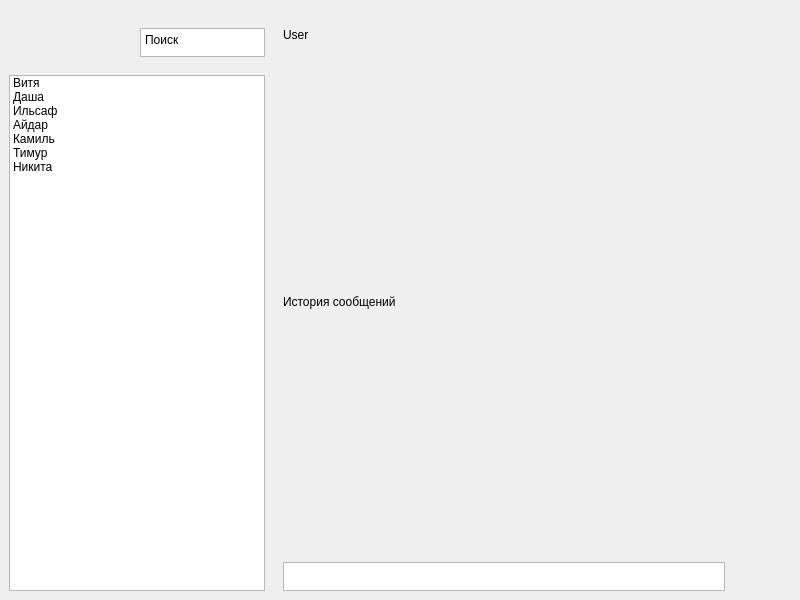
Old version of the form client/GUI/UI_MainWindow.ui in the repository Vityshha/desktop-messenger.
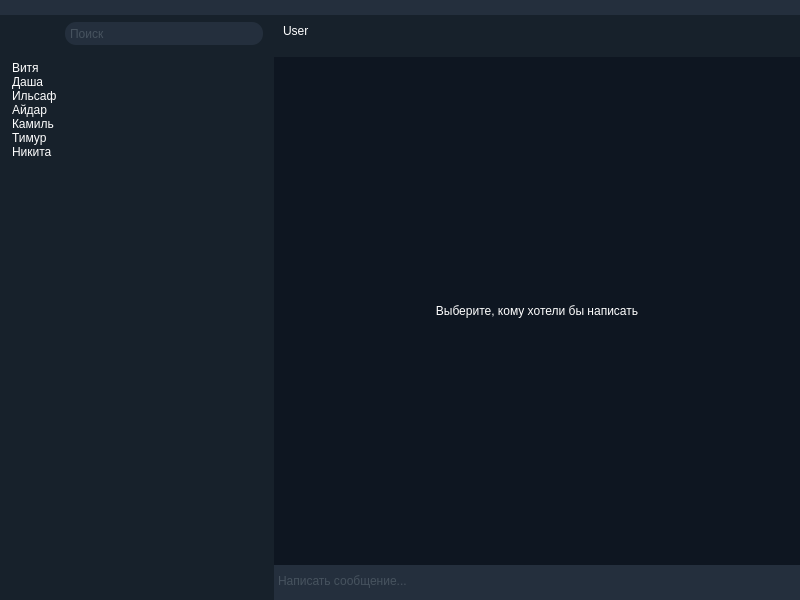
New version of the form. Icons and pictures are not drawn.

```diff
--- a/client/GUI/UI_MainWindow.ui
+++ b/client/GUI/UI_MainWindow.ui
@@ -32,6 +32,9 @@
     </property>
     <item>
      <widget class="QWidget" name="widget" native="true">
+      <property name="styleSheet">
+       <string notr="true">background-color: rgb(36, 47, 61);</string>
+      </property>
       <layout class="QVBoxLayout" name="verticalLayout_2">
        <property name="spacing">
         <number>0</number>
@@ -75,9 +78,13 @@
             </property>
             <property name="styleSheet">
              <string notr="true">QPushButton {
-    border: 2px solid rgba(62, 63, 70, 0);
-    border-radius: 6px;
+	border: 0px solid rgba(62, 63, 70, 0);
+    border-radius: 0px;
 	image: url(client/GUI/icons/remove.svg);
+}
+
+QPushButton:hover{
+    background: rgb(44, 56, 71);
 }</string>
             </property>
             <property name="text">
@@ -94,9 +101,13 @@
             </property>
             <property name="styleSheet">
              <string notr="true">QPushButton {
-    border: 2px solid rgba(62, 63, 70, 0);
-    border-radius: 6px;
+    border: 0px solid rgba(62, 63, 70, 0);
+    border-radius: 0px;
 	image: url(client/GUI/icons/check_box.svg);
+}
+
+QPushButton:hover{
+    background: rgb(44, 56, 71);
 }</string>
             </property>
             <property name="text">
@@ -113,9 +124,13 @@
             </property>
             <property name="styleSheet">
              <string notr="true">QPushButton {
-    border: 2px solid rgba(62, 63, 70, 0);
-    border-radius: 6px;
+    border: 0px solid rgba(62, 63, 70, 0);
+    border-radius: 0px;
 	image: url(client/GUI/icons/close.svg);
+}
+
+QPushButton:hover{
+    background: rgb(44, 56, 71);
 }</string>
             </property>
             <property name="text">
@@ -153,11 +168,14 @@
           <item alignment="Qt::AlignLeft">
            <widget class="QWidget" name="widget_4" native="true">
             <property name="sizePolicy">
-             <sizepolicy hsizetype="Preferred" vsizetype="MinimumExpanding">
+             <sizepolicy hsizetype="MinimumExpanding" vsizetype="MinimumExpanding">
               <horstretch>0</horstretch>
               <verstretch>0</verstretch>
              </sizepolicy>
             </property>
+            <property name="styleSheet">
+             <string notr="true">background-color: rgb(23, 33, 43);</string>
+            </property>
             <layout class="QVBoxLayout" name="verticalLayout_3">
              <property name="spacing">
               <number>0</number>
@@ -175,10 +193,37 @@
               <number>0</number>
              </property>
              <item>
-              <widget class="QWidget" name="widget_7" native="true">
+              <widget class="QWidget" name="widget_settings" native="true">
+               <property name="sizePolicy">
+                <sizepolicy hsizetype="MinimumExpanding" vsizetype="Preferred">
+                 <horstretch>0</horstretch>
+                 <verstretch>0</verstretch>
+                </sizepolicy>
+               </property>
                <layout class="QHBoxLayout" name="horizontalLayout_3">
+                <property name="spacing">
+                 <number>0</number>
+                </property>
+                <property name="leftMargin">
+                 <number>0</number>
+                </property>
+                <property name="topMargin">
+                 <number>6</number>
+                </property>
+                <property name="rightMargin">
+                 <number>10</number>
+                </property>
+                <property name="bottomMargin">
+                 <number>6</number>
+                </property>
                 <item alignment="Qt::AlignLeft">
-                 <widget class="QPushButton" name="pushButton_4">
+                 <widget class="QPushButton" name="btn_settings">
+                  <property name="sizePolicy">
+                   <sizepolicy hsizetype="Preferred" vsizetype="Fixed">
+                    <horstretch>0</horstretch>
+                    <verstretch>0</verstretch>
+                   </sizepolicy>
+                  </property>
                   <property name="font">
                    <font>
                     <pointsize>16</pointsize>
@@ -186,9 +231,13 @@
                   </property>
                   <property name="styleSheet">
                    <string notr="true">QPushButton {
-    border: 2px solid rgba(62, 63, 70, 0);
-    border-radius: 6px;
+    border: 0px solid rgba(62, 63, 70, 0);
+    border-radius: 0px;
 	image: url(client/GUI/icons/menu.svg);
+}
+
+QPushButton:hover{
+    background: rgb(44, 56, 71);
 }</string>
                   </property>
                   <property name="text">
@@ -202,14 +251,29 @@
                   </property>
                  </widget>
                 </item>
-                <item alignment="Qt::AlignLeft">
-                 <widget class="QTextEdit" name="textEdit">
+                <item>
+                 <widget class="QTextEdit" name="search_text">
                   <property name="sizePolicy">
-                   <sizepolicy hsizetype="Ignored" vsizetype="Ignored">
+                   <sizepolicy hsizetype="MinimumExpanding" vsizetype="Ignored">
                     <horstretch>0</horstretch>
                     <verstretch>0</verstretch>
                    </sizepolicy>
                   </property>
+                  <property name="maximumSize">
+                   <size>
+                    <width>200</width>
+                    <height>16777215</height>
+                   </size>
+                  </property>
+                  <property name="acceptDrops">
+                   <bool>false</bool>
+                  </property>
+                  <property name="styleSheet">
+                   <string notr="true">background-color: rgb(36, 47, 61);
+color: rgba(79, 91, 103, 0.8);
+border: 2px solid rgba(62, 63, 70, 0);
+border-radius: 12px;</string>
+                  </property>
                   <property name="verticalScrollBarPolicy">
                    <enum>Qt::ScrollBarAlwaysOff</enum>
                   </property>
@@ -232,7 +296,13 @@
               </widget>
              </item>
              <item>
-              <widget class="QWidget" name="widget_6" native="true">
+              <widget class="QWidget" name="widget_users_list" native="true">
+               <property name="sizePolicy">
+                <sizepolicy hsizetype="MinimumExpanding" vsizetype="Preferred">
+                 <horstretch>0</horstretch>
+                 <verstretch>0</verstretch>
+                </sizepolicy>
+               </property>
                <layout class="QVBoxLayout" name="verticalLayout_7">
                 <item alignment="Qt::AlignLeft">
                  <widget class="QListWidget" name="listWidget">
@@ -242,6 +312,10 @@
                     <verstretch>0</verstretch>
                    </sizepolicy>
                   </property>
+                  <property name="styleSheet">
+                   <string notr="true">color: rgb(255, 255, 255);
+border: transparent;</string>
+                  </property>
                   <property name="verticalScrollBarPolicy">
                    <enum>Qt::ScrollBarAlwaysOff</enum>
                   </property>
@@ -312,14 +386,38 @@
              <property name="bottomMargin">
               <number>0</number>
              </property>
-             <item alignment="Qt::AlignTop">
-              <widget class="QWidget" name="widget_8" native="true">
+             <item>
+              <widget class="QWidget" name="widget_user" native="true">
+               <property name="styleSheet">
+                <string notr="true">background-color: rgb(23, 33, 43);</string>
+               </property>
                <layout class="QVBoxLayout" name="verticalLayout_5">
-                <item alignment="Qt::AlignTop">
-                 <widget class="QLabel" name="label">
+                <property name="spacing">
+                 <number>0</number>
+                </property>
+                <property name="rightMargin">
+                 <number>0</number>
+                </property>
+                <property name="bottomMargin">
+                 <number>19</number>
+                </property>
+                <item>
+                 <widget class="QLabel" name="user_label">
+                  <property name="sizePolicy">
+                   <sizepolicy hsizetype="Preferred" vsizetype="Preferred">
+                    <horstretch>0</horstretch>
+                    <verstretch>0</verstretch>
+                   </sizepolicy>
+                  </property>
+                  <property name="styleSheet">
+                   <string notr="true">color: rgb(255, 255, 255);</string>
+                  </property>
                   <property name="text">
                    <string>User</string>
                   </property>
+                  <property name="alignment">
+                   <set>Qt::AlignLeading|Qt::AlignLeft|Qt::AlignVCenter</set>
+                  </property>
                  </widget>
                 </item>
                </layout>
@@ -328,16 +426,38 @@
              <item>
               <widget class="QWidget" name="widget_9" native="true">
                <layout class="QVBoxLayout" name="verticalLayout_6">
+                <property name="spacing">
+                 <number>0</number>
+                </property>
+                <property name="leftMargin">
+                 <number>0</number>
+                </property>
+                <property name="topMargin">
+                 <number>0</number>
+                </property>
+                <property name="rightMargin">
+                 <number>0</number>
+                </property>
+                <property name="bottomMargin">
+                 <number>0</number>
+                </property>
                 <item>
                  <widget class="QLabel" name="label_2">
                   <property name="sizePolicy">
-                   <sizepolicy hsizetype="Preferred" vsizetype="MinimumExpanding">
+                   <sizepolicy hsizetype="Preferred" vsizetype="Expanding">
                     <horstretch>0</horstretch>
                     <verstretch>0</verstretch>
                    </sizepolicy>
                   </property>
+                  <property name="styleSheet">
+                   <string notr="true">background-color: rgb(14, 22, 33);
+color: rgb(255, 255, 255);</string>
+                  </property>
                   <property name="text">
-                   <string>История сообщений</string>
+                   <string>Выберите, кому хотели бы написать</string>
+                  </property>
+                  <property name="alignment">
+                   <set>Qt::AlignCenter</set>
                   </property>
                  </widget>
                 </item>
@@ -353,6 +473,21 @@
                 </sizepolicy>
                </property>
                <layout class="QHBoxLayout" name="horizontalLayout_4">
+                <property name="spacing">
+                 <number>0</number>
+                </property>
+                <property name="leftMargin">
+                 <number>0</number>
+                </property>
+                <property name="topMargin">
+                 <number>5</number>
+                </property>
+                <property name="rightMargin">
+                 <number>0</number>
+                </property>
+                <property name="bottomMargin">
+                 <number>5</number>
+                </property>
                 <item>
                  <widget class="QTextEdit" name="textEdit_2">
                   <property name="sizePolicy">
@@ -361,6 +496,26 @@
                     <verstretch>0</verstretch>
                    </sizepolicy>
                   </property>
+                  <property name="styleSheet">
+                   <string notr="true">color: rgba(79, 91, 103, 0.8);
+border: transparent;</string>
+                  </property>
+                  <property name="verticalScrollBarPolicy">
+                   <enum>Qt::ScrollBarAlwaysOff</enum>
+                  </property>
+                  <property name="horizontalScrollBarPolicy">
+                   <enum>Qt::ScrollBarAlwaysOff</enum>
+                  </property>
+                  <property name="html">
+                   <string>&lt;!DOCTYPE HTML PUBLIC &quot;-//W3C//DTD HTML 4.0//EN&quot; &quot;http://www.w3.org/TR/REC-html40/strict.dtd&quot;&gt;
+&lt;html&gt;&lt;head&gt;&lt;meta name=&quot;qrichtext&quot; content=&quot;1&quot; /&gt;&lt;meta charset=&quot;utf-8&quot; /&gt;&lt;style type=&quot;text/css&quot;&gt;
+p, li { white-space: pre-wrap; }
+hr { height: 1px; border-width: 0; }
+li.unchecked::marker { content: &quot;\2610&quot;; }
+li.checked::marker { content: &quot;\2612&quot;; }
+&lt;/style&gt;&lt;/head&gt;&lt;body style=&quot; font-family:'Segoe UI'; font-size:9pt; font-weight:400; font-style:normal;&quot;&gt;
+&lt;p style=&quot; margin-top:0px; margin-bottom:0px; margin-left:0px; margin-right:0px; -qt-block-indent:0; text-indent:0px;&quot;&gt;Написать сообщение...&lt;/p&gt;&lt;/body&gt;&lt;/html&gt;</string>
+                  </property>
                  </widget>
                 </item>
                 <item>
@@ -372,10 +527,11 @@
                   </property>
                   <property name="styleSheet">
                    <string notr="true">QPushButton {
-    border: 2px solid rgba(62, 63, 70, 0);
-    border-radius: 6px;
+    border: 0px solid rgba(62, 63, 70, 0);
+    border-radius: 0px;
 	image: url(client/GUI/icons/send.svg);
-}</string>
+}
+</string>
                   </property>
                   <property name="text">
                    <string/>
```
Left out of the diff: 47 changed lines with no effect on the pictures.
